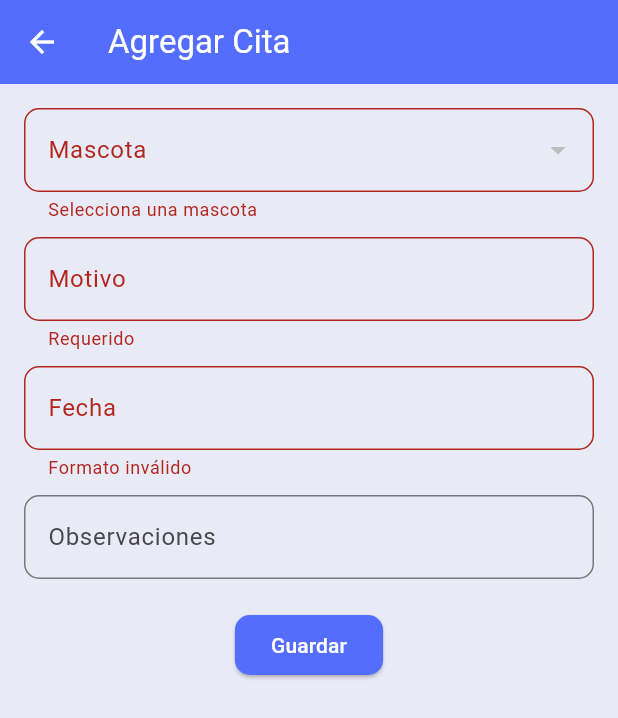
After one commit to AdriAguilar/app_vet, a Flutter app: the AddAppointmentScreen screen opened by its route, after a tap on "Guardar", on a phone screen of 412 x 824 dp. The commit adds this screen. Shown: the top 718 px of the screen. Run offline on Flutter 3.47's test engine with Material 3 defaults, Android fonts, the phone set to English and light mode, and no system bars; our stand-ins replace firebase_auth, firebase_core, firebase_database; accounts and stored records are empty.

Commit message:
Crud appointments

```diff
--- /dev/null
+++ b/lib/models/Appointment.dart
@@ -0,0 +1,50 @@
+import 'dart:convert';
+
+class Appointment {
+  String id;
+  String petId;
+  String clientId;
+  DateTime fecha;
+  String motivo;
+  String estado;
+  String observaciones;
+
+  Appointment({
+    required this.id,
+    required this.petId,
+    required this.clientId,
+    required this.fecha,
+    required this.motivo,
+    required this.estado,
+    required this.observaciones,
+  });
+
+  Map<String, dynamic> toJson() {
+    return {
+      'id': id,
+      'petId': petId,
+      'clientId': clientId,
+      'fecha': fecha.toIso8601String().split('T')[0],
+      'motivo': motivo,
+      'estado': estado,
+      'observaciones': observaciones,
+    };
+  }
+
+  factory Appointment.fromJson(Map<String, dynamic> json, String id) {
+    try {
+      return Appointment(
+        id: id,
+        petId: json['petId']?.toString() ?? '',
+        clientId: json['clientId']?.toString() ?? '',
+        fecha: DateTime.tryParse(json['fecha']?.toString() ?? '') ?? DateTime.now(),
+        motivo: json['motivo']?.toString() ?? '',
+        estado: json['estado']?.toString() ?? 'pendiente',
+        observaciones: json['observaciones']?.toString() ?? '',
+      );
+    } catch (e) {
+      print('Error al procesar cita con ID $id: $e');
+      rethrow;
+    }
+  }
+}
--- /dev/null
+++ b/lib/screens/add_appointment_screen.dart
@@ -0,0 +1,167 @@
+import 'package:app_vet/providers/pet_provider.dart';
+import 'package:flutter/material.dart';
+import 'package:provider/provider.dart';
+import '../providers/appointment_provider.dart';
+import '../models/Appointment.dart';
+import '../providers/client_provider.dart';
+import '../ui/custom_text_input.dart';
+
+class AddAppointmentScreen extends StatefulWidget {
+  final String? clientId;
+  final Appointment? appointment;
+
+  AddAppointmentScreen({
+    super.key,
+    this.clientId,
+    this.appointment,
+  });
+
+  @override
+  _AddAppointmentScreenState createState() => _AddAppointmentScreenState();
+}
+
+class _AddAppointmentScreenState extends State<AddAppointmentScreen> {
+
+  final _formKey = GlobalKey<FormState>();
+  final TextEditingController _motivoController = TextEditingController();
+  final TextEditingController _fechaController = TextEditingController();
+  final TextEditingController _observacionesController = TextEditingController();
+
+  String? _selectedPetId;
+
+  @override
+  Widget build(BuildContext context) {
+    final petProvider = Provider.of<PetProvider>(context);
+    final pets = petProvider.pets;
+
+    if (widget.appointment != null) {
+      _selectedPetId = widget.appointment!.petId.toString();
+      _motivoController.text = widget.appointment!.motivo;
+      _fechaController.text = widget.appointment!.fecha.toIso8601String().split('T')[0]; // Solo la fecha
+      _observacionesController.text = widget.appointment!.observaciones;
+    }
+
+    return Scaffold(
+      appBar: AppBar(
+        title: Text(widget.appointment != null ? 'Editar Cita' : 'Agregar Cita'),
+        backgroundColor: Colors.indigoAccent,
+        foregroundColor: Colors.white,
+      ),
+      backgroundColor: Colors.indigo[50],
+      body: Padding(
+        padding: const EdgeInsets.all(16.0),
+        child: Form(
+          key: _formKey,
+          child: Column(
+            children: [
+              DropdownButtonFormField<String>(
+                value: _selectedPetId,
+                items: pets
+                  .where((pet) => pet.idPropietario == widget.clientId)
+                  .map((pet) {
+                    return DropdownMenuItem(
+                      value: pet.id,
+                      child: Container(
+                        child: Text(pet.nombre),
+                      ),
+                    );
+                  }).toList(),
+                onChanged: (value) {
+                  setState(() {
+                    _selectedPetId = value;
+                  });
+                },
+                decoration: InputDecoration(
+                  labelText: 'Mascota',
+                  border: OutlineInputBorder(
+                    borderRadius: BorderRadius.circular(10)
+                  ),
+                ),
+                validator: (value) => value == null ? 'Selecciona una mascota' : null,
+              ),
+              SizedBox(height: 10),
+              CustomTextInput(
+                controller: _motivoController,
+                label: 'Motivo',
+                hint: 'Ejemplo: Vacunación',
+                validator: (value) => value!.isEmpty ? 'Requerido' : null,
+              ),
+              SizedBox(height: 10),
+              CustomTextInput(
+                controller: _fechaController,
+                label: 'Fecha',
+                hint: 'Formato: YYYY-MM-DD',
+                keyboardType: TextInputType.datetime,
+                validator: (value) => DateTime.tryParse(value!) == null ? 'Formato inválido' : null,
+              ),
+              SizedBox(height: 10),
+              CustomTextInput(
+                controller: _observacionesController,
+                label: 'Observaciones',
+                hint: 'Notas adicionales',
+              ),
+              SizedBox(height: 20),
+              ElevatedButton(
+                style: ElevatedButton.styleFrom(
+                  backgroundColor: Colors.indigoAccent,
+                  foregroundColor: Colors.white,
+                  shape: RoundedRectangleBorder(borderRadius: BorderRadius.circular(10)),
+                ),
+                onPressed: () => _saveAppointment(context),
+                child: Text(widget.appointment != null ? 'Actualizar' : 'Guardar'),
+              ),
+            ],
+          ),
+        ),
+      ),
+    );
+  }
+
+  Future<void> _saveAppointment(BuildContext context) async {
+    if (_formKey.currentState!.validate()) {
+      try {
+        if (_selectedPetId == null || _selectedPetId!.isEmpty) {
+          ScaffoldMessenger.of(context).showSnackBar(SnackBar(content: Text('Selecciona una mascota')));
+          return;
+        }
+
+        DateTime fechaCita;
+        try {
+          fechaCita = DateTime.parse(_fechaController.text); // Parsear la fecha
+        } catch (e) {
+          print('Error al parsear la fecha: ${_fechaController.text}');
+          ScaffoldMessenger.of(context).showSnackBar(
+            SnackBar(content: Text('Formato de fecha inválido')),
+          );
+          return;
+        }
+
+        final updatedAppointment = Appointment(
+          id: widget.appointment?.id ?? '',
+          petId: _selectedPetId!,
+          clientId: widget.clientId ?? widget.appointment?.clientId ?? '',
+          fecha: fechaCita,
+          motivo: _motivoController.text,
+          estado: 'pendiente',
+          observaciones: _observacionesController.text,
+        );
+
+        if (widget.appointment != null) {
+          await Provider.of<AppointmentProvider>(context, listen: false).updateAppointment(updatedAppointment);
+        } else {
+          await Provider.of<AppointmentProvider>(context, listen: false).addAppointment(updatedAppointment);
+        }
+
+        ScaffoldMessenger.of(context).showSnackBar(
+          SnackBar(content: Text(widget.appointment != null ? 'Cita actualizada correctamente' : 'Cita creada correctamente')),
+        );
+
+        Navigator.pop(context);
+      } catch (e) {
+        ScaffoldMessenger.of(context).showSnackBar(
+          SnackBar(content: Text('Ocurrió un error al guardar la cita: $e')),
+        );
+      }
+    }
+  }
+}
```
Also changed, not shown: lib/main.dart (+11 -1 lines), lib/providers/appointment_provider.dart (added, +64 -0 lines), lib/screens/client_appointment_screen.dart (added, +71 -0 lines), lib/screens/client_list_screen.dart (+10 -0 lines), lib/services/appointment_service.dart (added, +69 -0 lines), flutter_03.png (added), flutter_04.png (added).
